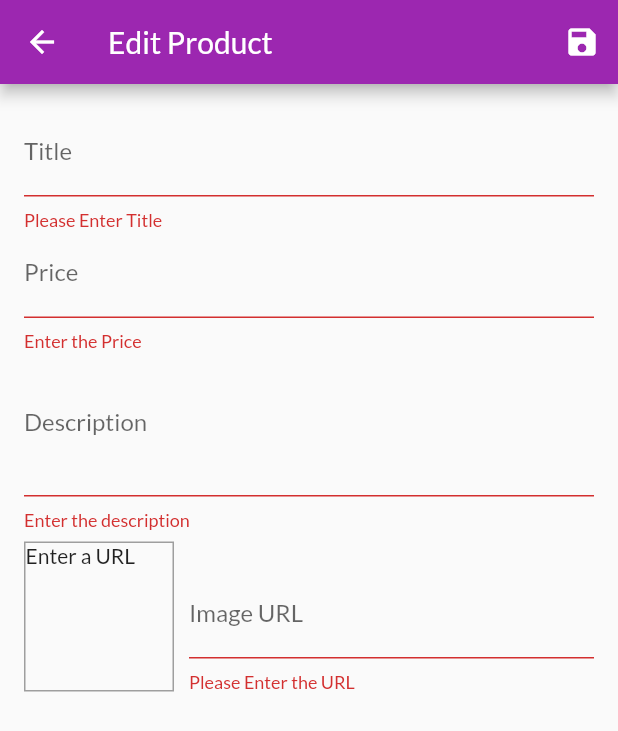
After one commit to saad128/internship_flutter, a Flutter app: the EditProductScreen screen opened by its route, after a tap on the "save" icon, on a phone screen of 412 x 824 dp. The commit adds this screen. Shown: the top 731 px of the screen. Run offline on Flutter 3.47's test engine with Material 2 defaults, Android fonts, the phone set to English and light mode, and no system bars; network calls fail.

Commit message:
Fourth Commit

```diff
--- a/lib/main.dart
+++ b/lib/main.dart
@@ -3,9 +3,11 @@ import 'package:my_shop_app/providers/cart.dart';
 import 'package:my_shop_app/providers/orders.dart';
 import 'package:my_shop_app/providers/products_provider.dart';
 import 'package:my_shop_app/screens/cart-screen.dart';
+import 'package:my_shop_app/screens/edit_product_screen.dart';
 import 'package:my_shop_app/screens/orders_screen.dart';
 import 'package:my_shop_app/screens/product_detail_screen.dart';
 import 'package:my_shop_app/screens/product_overview_screen.dart';
+import 'package:my_shop_app/screens/user_product_screen.dart';
 import 'package:provider/provider.dart';
 
 void main() => runApp(MyApp());
@@ -38,6 +40,8 @@ class MyApp extends StatelessWidget {
           ProductDetailScreen.routeName: (ctx) => ProductDetailScreen(),
           CartScreen.routeName: (ctx) => CartScreen(),
           OrdersScreen.routeName: (ctx) => OrdersScreen(),
+          UserProductScreen.routeName: (ctx) => UserProductScreen(),
+          EditProductScreen.routeName: (ctx) => EditProductScreen(),
         },
       ),
     );
--- a/lib/providers/products_provider.dart
+++ b/lib/providers/products_provider.dart
@@ -56,8 +56,28 @@ class Products with ChangeNotifier {
     return _items.firstWhere((element) => element.id == id);
   }
 
-  void addProduct() {
-    //_items.add(value);
+  void addProduct(Product product) {
+    final newProduct = Product(
+      id: DateTime.now().toString(),
+      title: product.title,
+      price: product.price,
+      description: product.description,
+      imageUrl: product.imageUrl,
+    );
+    _items.add(newProduct);
+    notifyListeners();
+  }
+  void updateProduct(String id, Product newProduct){
+    final prodIndex = _items.indexWhere((element) => element.id == id);
+    if(prodIndex >= 0){
+      _items[prodIndex] = newProduct;
+      notifyListeners();
+    }else{
+        print('...');
+    }
+  }
+  void deleteProduct(String id){
+    _items.removeWhere((element) => element.id == id);
     notifyListeners();
   }
 }
--- /dev/null
+++ b/lib/screens/edit_product_screen.dart
@@ -0,0 +1,260 @@
+import 'package:flutter/cupertino.dart';
+import 'package:flutter/material.dart';
+import 'package:my_shop_app/providers/product.dart';
+import 'package:my_shop_app/providers/products_provider.dart';
+import 'package:provider/provider.dart';
+
+class EditProductScreen extends StatefulWidget {
+  static const routeName = '/editproduct';
+
+  @override
+  _EditProductScreenState createState() => _EditProductScreenState();
+}
+
+class _EditProductScreenState extends State<EditProductScreen> {
+  final _priceFocusNode = FocusNode();
+  final _descriptionFocusNode = FocusNode();
+  final _imageUrlFocusNode = FocusNode();
+  final _imageUrlController = TextEditingController();
+  final _form = GlobalKey<FormState>();
+
+  var _editedProduct = Product(
+    id: null,
+    title: '',
+    price: 0,
+    description: '',
+    imageUrl: '',
+  );
+  var _initValues = {
+    'title': '',
+    'price': '',
+    'description': '',
+    'imageUrl': '',
+  };
+  var _isInit = true;
+
+  @override
+  void initState() {
+    _imageUrlFocusNode.addListener(_updateImageUrl);
+    super.initState();
+  }
+
+  @override
+  void didChangeDependencies() {
+    if (_isInit) {
+      final productId = ModalRoute.of(context).settings.arguments as String;
+      if (productId != null) {
+        _editedProduct =
+            Provider.of<Products>(context, listen: false).findbyId(productId);
+        _initValues = {
+          'title': _editedProduct.title,
+          'description': _editedProduct.description,
+          'price': _editedProduct.price.toString(),
+          'imageUrl': '',
+        };
+        _imageUrlController.text = _editedProduct.imageUrl;
+      }
+    }
+    _isInit = false;
+    super.didChangeDependencies();
+  }
+
+  @override
+  void dispose() {
+    _imageUrlFocusNode.removeListener(_updateImageUrl);
+    _priceFocusNode.dispose();
+    _descriptionFocusNode.dispose();
+    _imageUrlFocusNode.dispose();
+    _imageUrlController.dispose();
+    super.dispose();
+  }
+
+  void _updateImageUrl() {
+    if (!_imageUrlFocusNode.hasFocus) {
+      if ((!_imageUrlController.text.startsWith('http') &&
+              !_imageUrlController.text.startsWith('https')) ||
+          (_imageUrlController.text.endsWith('png') &&
+              _imageUrlController.text.endsWith('jpg') &&
+              _imageUrlController.text.endsWith('jpg') &&
+              _imageUrlController.text.endsWith('jpeg'))) {
+        return;
+      }
+      setState(() {});
+    }
+  }
+
+  void _saveForm() {
+    final isValid = _form.currentState.validate();
+    if (!isValid) {
+      return;
+    }
+    _form.currentState.save();
+    if (_editedProduct.id != null) {
+      Provider.of<Products>(context, listen: false)
+          .updateProduct(_editedProduct.id, _editedProduct);
+    } else {
+      Provider.of<Products>(context, listen: false).addProduct(_editedProduct);
+    }
+    Navigator.of(context).pop();
+  }
+
+  @override
+  Widget build(BuildContext context) {
+    return Scaffold(
+      appBar: AppBar(
+        title: Text('Edit Product'),
+        actions: [
+          IconButton(icon: Icon(Icons.save), onPressed: _saveForm),
+        ],
+      ),
+      body: Padding(
+        padding: const EdgeInsets.all(16.0),
+        child: Form(
+          key: _form,
+          child: ListView(
+            children: [
+              TextFormField(
+                decoration: InputDecoration(
+                  labelText: 'Title',
+                ),
+                initialValue: _initValues['title'],
+                textInputAction: TextInputAction.next,
+                onFieldSubmitted: (_) {
+                  FocusScope.of(context).requestFocus(_priceFocusNode);
+                },
+                validator: (val) {
+                  return val.isEmpty ? 'Please Enter Title' : null;
+                },
+                onSaved: (value) {
+                  _editedProduct = Product(
+                    id: _editedProduct.id,
+                    title: value,
+                    price: _editedProduct.price,
+                    imageUrl: _editedProduct.imageUrl,
+                    description: _editedProduct.description,
+                    isFavorite: _editedProduct.isFavorite,
+                  );
+                },
+              ),
+              TextFormField(
+                decoration: InputDecoration(
+                  labelText: 'Price',
+                ),
+                initialValue: _initValues['price'],
+                textInputAction: TextInputAction.next,
+                keyboardType: TextInputType.number,
+                focusNode: _priceFocusNode,
+                onFieldSubmitted: (_) {
+                  FocusScope.of(context).requestFocus(_descriptionFocusNode);
+                },
+                validator: (val) {
+                  if (val.isEmpty) {
+                    return 'Enter the Price';
+                  }
+                  if (double.tryParse(val) == null) {
+                    return 'Enter the valid Price';
+                  }
+                  if (double.parse(val) <= 0) {
+                    return 'Please Enter the value greater than 0';
+                  }
+                  return null;
+                },
+                onSaved: (value) {
+                  _editedProduct = Product(
+                    id: _editedProduct.id,
+                    title: _editedProduct.title,
+                    price: double.parse(value),
+                    imageUrl: _editedProduct.imageUrl,
+                    description: _editedProduct.description,
+                    isFavorite: _editedProduct.isFavorite,
+                  );
+                },
+              ),
+              TextFormField(
+                decoration: InputDecoration(
+                  labelText: 'Description',
+                ),
+                initialValue: _initValues['description'],
+                maxLines: 3,
+                keyboardType: TextInputType.multiline,
+                focusNode: _descriptionFocusNode,
+                validator: (val) {
+                  if (val.isEmpty) {
+                    return 'Enter the description';
+                  }
+                  if (val.length < 10) {
+                    return 'Description must be contain least 10 Characters';
+                  }
+                  return null;
+                },
+                onSaved: (value) {
+                  _editedProduct = Product(
+                    id: _editedProduct.id,
+                    title: _editedProduct.title,
+                    price: _editedProduct.price,
+                    imageUrl: _editedProduct.imageUrl,
+                    description: value,
+                    isFavorite: _editedProduct.isFavorite,
+                  );
+                },
+              ),
+              Row(
+                crossAxisAlignment: CrossAxisAlignment.end,
+                children: [
+                  Container(
+                    width: 100,
+                    height: 100,
+                    margin: EdgeInsets.only(top: 8, right: 10),
+                    decoration: BoxDecoration(
+                      border: Border.all(width: 1, color: Colors.grey),
+                    ),
+                    child: _imageUrlController.text.isEmpty
+                        ? Text('Enter a URL')
+                        : FittedBox(
+                            child: Image.network(
+                              _imageUrlController.text,
+                              fit: BoxFit.cover,
+                            ),
+                          ),
+                  ),
+                  Expanded(
+                    child: TextFormField(
+                      decoration: InputDecoration(labelText: 'Image URL'),
+                      keyboardType: TextInputType.url,
+                      textInputAction: TextInputAction.done,
+                      focusNode: _imageUrlFocusNode,
+                      controller: _imageUrlController,
+                      onFieldSubmitted: (_) {
+                        _saveForm();
+                      },
+                      validator: (val) {
+                        if (val.isEmpty) {
+                          return 'Please Enter the URL';
+                        }
+                        if (!val.startsWith('http') &&
+                            !val.startsWith('https')) {
+                          return 'Please enter the valid URL';
+                        }
+                        return null;
+                      },
+                      onSaved: (value) {
+                        _editedProduct = Product(
+                          id: _editedProduct.id,
+                          title: _editedProduct.title,
+                          price: _editedProduct.price,
+                          imageUrl: value,
+                          description: _editedProduct.description,
+                          isFavorite: _editedProduct.isFavorite,
+                        );
+                      },
+                    ),
+                  ),
+                ],
+              ),
+            ],
+          ),
+        ),
+      ),
+    );
+  }
+}
--- a/lib/widgets/app_drawer.dart
+++ b/lib/widgets/app_drawer.dart
@@ -1,5 +1,6 @@
 import 'package:flutter/material.dart';
 import 'package:my_shop_app/screens/orders_screen.dart';
+import 'package:my_shop_app/screens/user_product_screen.dart';
 
 class AppDrawer extends StatelessWidget {
   @override
@@ -19,6 +20,7 @@ class AppDrawer extends StatelessWidget {
               Navigator.of(context).pushReplacementNamed('/');
             },
           ),
+          Divider(),
           ListTile(
             leading: Icon(Icons.payment),
             title: Text('Orders'),
@@ -27,6 +29,15 @@ class AppDrawer extends StatelessWidget {
                   .pushReplacementNamed(OrdersScreen.routeName);
             },
           ),
+          Divider(),
+          ListTile(
+            leading: Icon(Icons.edit),
+            title: Text('Manage Product'),
+            onTap: () {
+              Navigator.of(context)
+                  .pushReplacementNamed(UserProductScreen.routeName);
+            },
+          ),
         ],
       ),
     );
--- a/pubspec.yaml
+++ b/pubspec.yaml
@@ -23,7 +23,7 @@ environment:
 dependencies:
   flutter:
     sdk: flutter
-  provider: ^3.0.0
+  provider: ^4.3.3
   intl:
 
 
```
Also changed, not shown: lib/providers/cart.dart (+27 -5 lines), lib/screens/user_product_screen.dart (added, +44 -0 lines), lib/widgets/cart_item.dart (+44 -9 lines), lib/widgets/product_item.dart (+20 -3 lines), lib/widgets/user_product_item.dart (added, +44 -0 lines), pubspec.lock.
